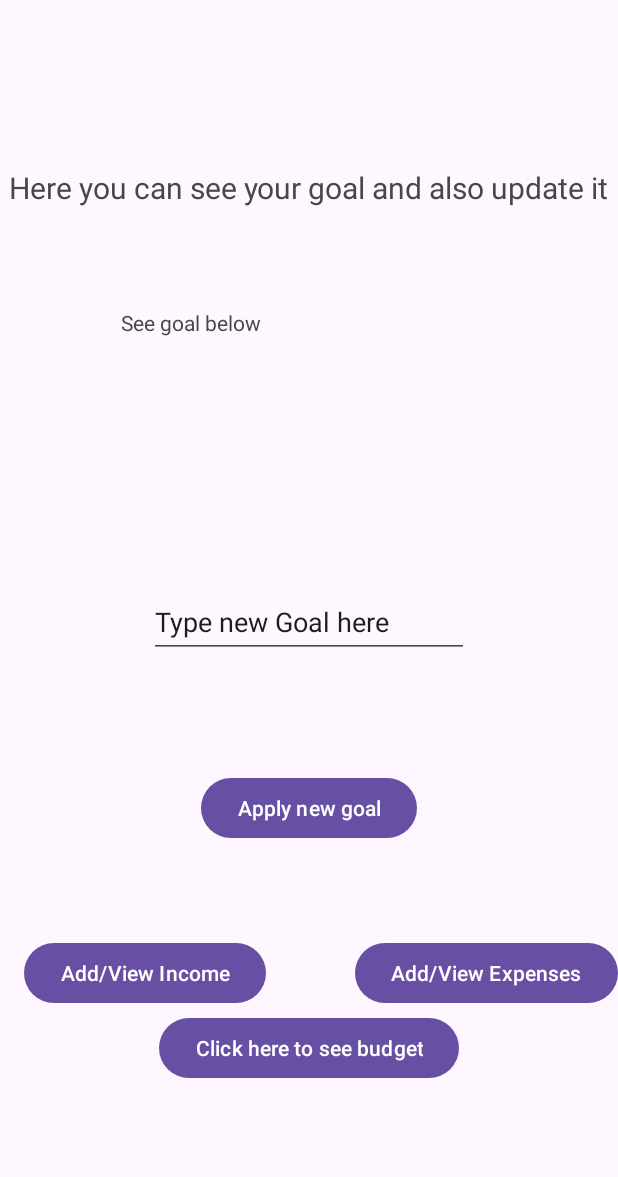
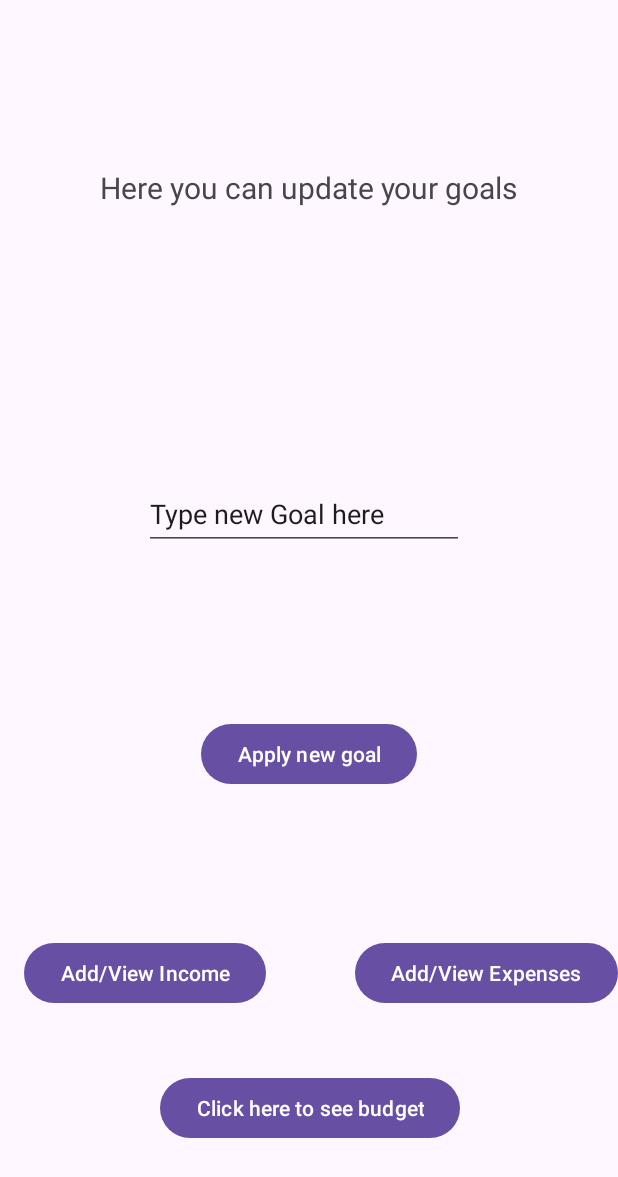
Before and after one commit to AdamB64/Budget, an Android app: the GoalsFragment screen opened through its navigation route, on a phone screen of 412 x 824 dp. Shown: the top 1177 px of the screen. Run offline under Robolectric (Android 15) with nearby library versions, the phone set to English and light mode, and no system bars; our stand-ins replace Volley; network calls fail.

```diff
--- a/app/build.gradle
+++ b/app/build.gradle
@@ -44,7 +44,7 @@ dependencies {
     implementation 'androidx.constraintlayout:constraintlayout:2.1.4'
     implementation 'androidx.navigation:navigation-fragment:2.7.5'
     implementation 'androidx.navigation:navigation-ui:2.7.5'
-    implementation 'com.android.volley:volley:1.2.0'
+    implementation 'com.android.volley:volley:1.2.1'
     testImplementation 'junit:junit:4.13.2'
     androidTestImplementation 'androidx.test.ext:junit:1.1.5'
     androidTestImplementation 'androidx.test.espresso:espresso-core:3.5.1'
--- a/app/src/main/java/com/example/budget/BudgetFragement.java
+++ b/app/src/main/java/com/example/budget/BudgetFragement.java
@@ -144,8 +144,8 @@ public class BudgetFragement extends Fragment implements View.OnClickListener {
                             JSONObject placeHolder = response.getJSONObject("Users");
 
                             double budget = placeHolder.getDouble("TotalBudget");
-
-                            double goal = placeHolder.getDouble("Goal");
+                            JSONObject GoalObject = placeHolder.getJSONObject("Goal");
+                            double goal = GoalObject.getDouble("Goal");
 
                             // Update the TextView with the result
                             budgetInputTextView.setText(String.format("Budget: %.2f", budget));
--- a/app/src/main/res/layout/fragment_goals.xml
+++ b/app/src/main/res/layout/fragment_goals.xml
@@ -19,42 +19,21 @@
         app:layout_constraintTop_toTopOf="parent"
         app:layout_constraintVertical_bias="0.14" />
 
-    <TextView
-        android:id="@+id/textView2"
-        android:layout_width="250dp"
-        android:layout_height="41dp"
-        android:layout_marginTop="66dp"
-        android:text="@string/tvTextGoal"
-        app:layout_constraintBottom_toBottomOf="parent"
-        app:layout_constraintEnd_toEndOf="parent"
-        app:layout_constraintHorizontal_bias="0.498"
-        app:layout_constraintStart_toStartOf="parent"
-        app:layout_constraintTop_toBottomOf="@+id/GoalTitle"
-        app:layout_constraintVertical_bias="0.001" />
-
-    <TextView
-        android:id="@+id/textView3"
-        android:layout_width="250dp"
-        android:layout_height="41dp"
-        android:text=""
-        app:layout_constraintBottom_toBottomOf="parent"
-        app:layout_constraintEnd_toEndOf="parent"
-        app:layout_constraintStart_toStartOf="parent"
-        app:layout_constraintTop_toBottomOf="@+id/textView2"
-        app:layout_constraintVertical_bias="0.072" />
-
     <EditText
-        android:id="@+id/editTextText"
+        android:id="@+id/NewGoalInput"
         android:layout_width="wrap_content"
         android:layout_height="wrap_content"
-        android:layout_marginTop="64dp"
+        android:layout_marginTop="180dp"
         android:ems="10"
         android:inputType="text"
         android:minHeight="48dp"
         android:text="@string/tvNewGoal"
+        app:layout_constraintBottom_toTopOf="@+id/BtnGoalNavExp"
         app:layout_constraintEnd_toEndOf="parent"
+        app:layout_constraintHorizontal_bias="0.482"
         app:layout_constraintStart_toStartOf="parent"
-        app:layout_constraintTop_toBottomOf="@+id/textView3" />
+        app:layout_constraintTop_toBottomOf="@+id/GoalTitle"
+        app:layout_constraintVertical_bias="0.0" />
 
     <Button
         android:id="@+id/BtnAddGoals"
@@ -66,7 +45,7 @@
         app:layout_constraintBottom_toTopOf="@+id/BtnGoalNavExp"
         app:layout_constraintEnd_toEndOf="parent"
         app:layout_constraintStart_toStartOf="parent"
-        app:layout_constraintTop_toBottomOf="@+id/editTextText" />
+        app:layout_constraintTop_toBottomOf="@+id/NewGoalInput" />
 
     <Button
         android:id="@+id/BtnGoalNavInc"
@@ -96,11 +75,11 @@
         android:id="@+id/BtnBudgetNavInc"
         android:layout_width="wrap_content"
         android:layout_height="wrap_content"
-        android:layout_marginTop="112dp"
         android:text="@string/tvBudgetText"
         app:layout_constraintBottom_toBottomOf="parent"
         app:layout_constraintEnd_toEndOf="parent"
+        app:layout_constraintHorizontal_bias="0.502"
         app:layout_constraintStart_toStartOf="parent"
-        app:layout_constraintTop_toBottomOf="@+id/BtnAddGoals"
-        app:layout_constraintVertical_bias="0.0" />
+        app:layout_constraintTop_toBottomOf="@+id/BtnGoalNavExp"
+        app:layout_constraintVertical_bias="0.409" />
 </androidx.constraintlayout.widget.ConstraintLayout>
--- a/app/src/main/res/values/strings.xml
+++ b/app/src/main/res/values/strings.xml
@@ -36,7 +36,7 @@
     <string name="tvGoalNav">Click here to go to goals</string>
 
     <!--String resources for the Goal fragment-->
-    <string name="tvGoalTitle">Here you can see your goal and also update it</string>
+    <string name="tvGoalTitle">Here you can update your goals</string>
     <string name="tvTextGoal">See goal below</string>
     <string name="tvNewGoal">Type new Goal here</string>
     <string name="tvSetGoal">Apply new goal</string>
```
Also changed, not shown: app/src/main/java/com/example/budget/GoalsFragment.java (+14 -5 lines).
